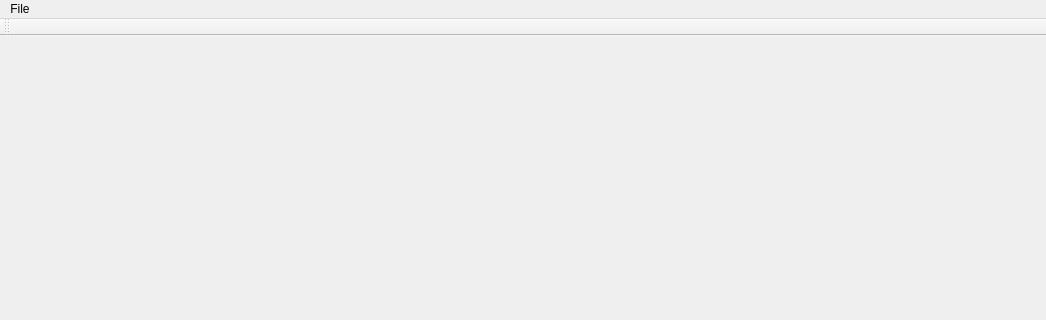
Before: the Qt Designer form Animic/animic.ui in MervynArt96/AnimicCreator, drawn with Qt 5; both pictures show x 0 to 1046 and y 0 to 320 of the 1046 by 733 pixel window.
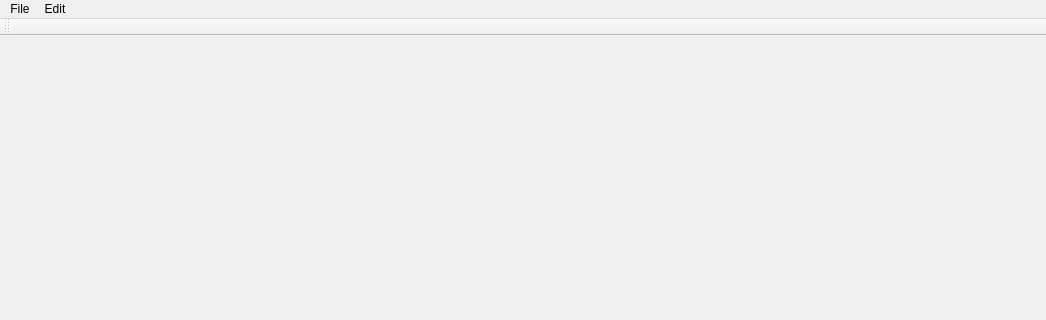
After: the same form once the commit is applied.

The edit to the form file:
```diff
--- a/Animic/animic.ui
+++ b/Animic/animic.ui
@@ -40,7 +40,13 @@
     <addaction name="actionClose_Scene"/>
     <addaction name="actionClose_Project"/>
    </widget>
+   <widget class="QMenu" name="menuEdit">
+    <property name="title">
+     <string>Edit</string>
+    </property>
+   </widget>
    <addaction name="menuFile"/>
+   <addaction name="menuEdit"/>
   </widget>
   <widget class="QToolBar" name="mainToolBar">
    <attribute name="toolBarArea">
```
